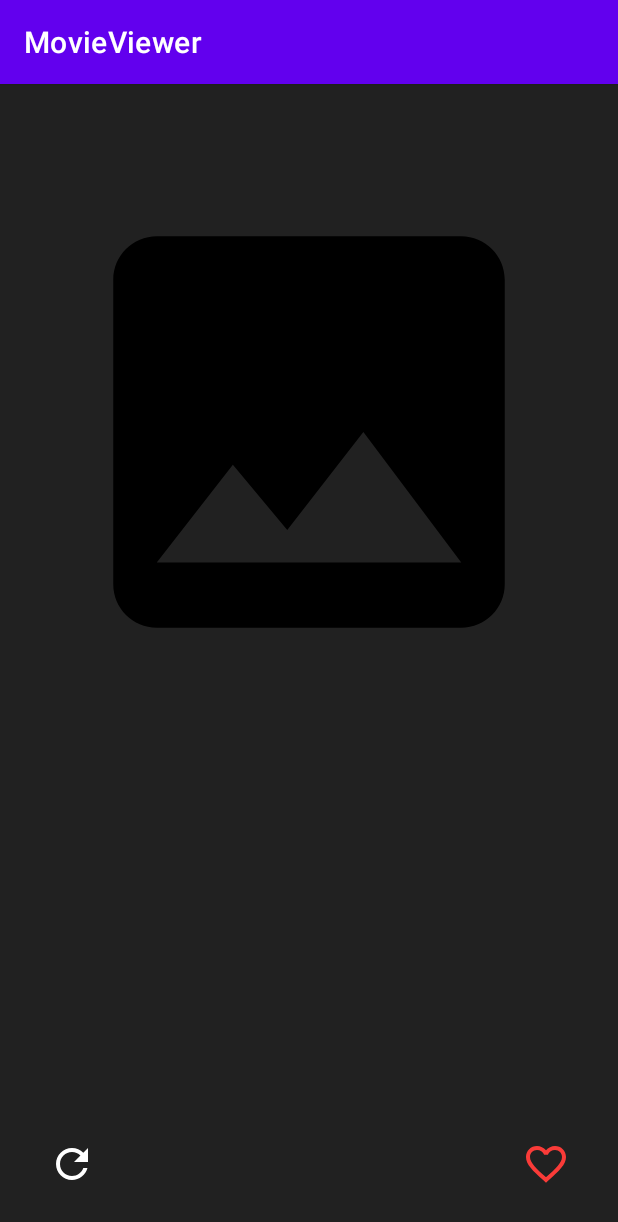
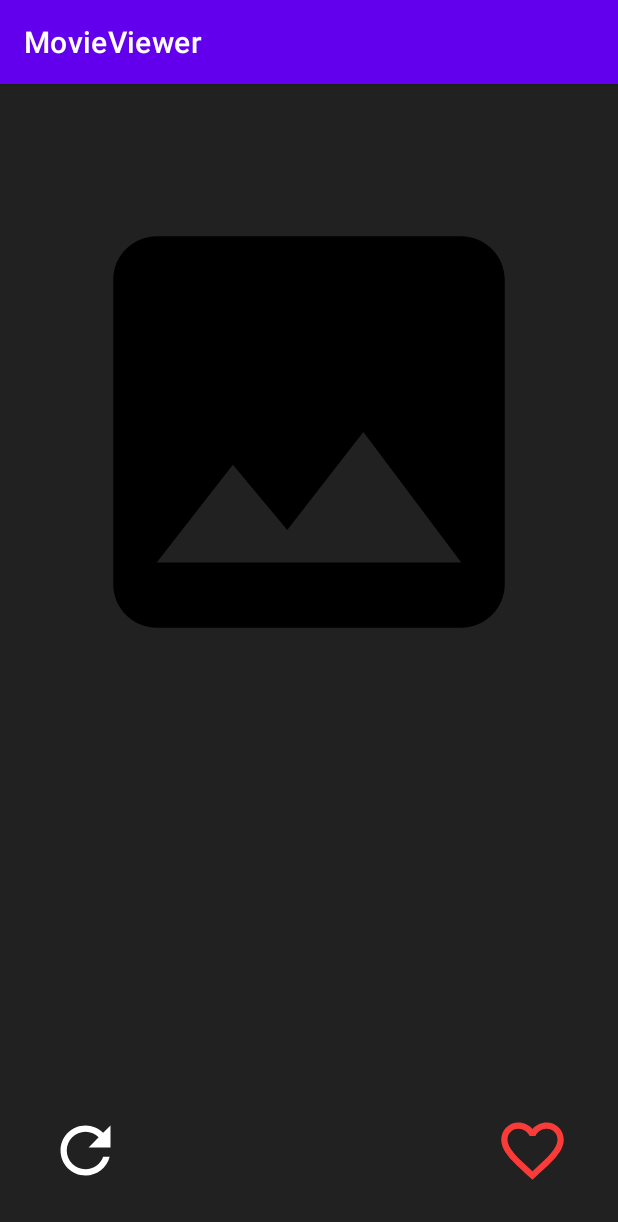
Before and after one commit to hubinsord/MovieViewer, an Android app: the screen it shows after launch (MainActivity), on a phone screen of 412 x 824 dp. Shown: the top 1222 px of the screen. Run offline under Robolectric (Android 15) with nearby library versions, the phone set to English and light mode, and no system bars; our stand-ins replace Dagger/Hilt's generated code, Room's generated code, RxJava, Timber, data binding; pictures from the network do not load.

Commit message:
feature: did minor changes in layouts

```diff
--- a/app/src/main/java/com/example/movieviewer/data/source/remote/interceptors/HeaderInterceptor.kt
+++ b/app/src/main/java/com/example/movieviewer/data/source/remote/interceptors/HeaderInterceptor.kt
@@ -9,10 +9,10 @@ class HeaderInterceptor: Interceptor {
             proceed(
                 request()
                     .newBuilder()
+                    //normally I would place api key in local.properties to avoid placing it on github, but for the sake of
+                    //the task I left it here to make it possible to build the app
                     .addHeader("X-RapidAPI-Key", "9be336a500msh64585eb4e50c2d0p125594jsn16210933b82b")
                     .addHeader("X-RapidAPI-Host", "moviesdatabase.p.rapidapi.com")
-//                    .removeHeader("User-Agent")
-//                    .addHeader("User-Agent", "Mozilla/5.0 (X11; Ubuntu; Linux x86_64; rv:38.0) Gecko/20100101 Firefox/38.0")
                     .build()
             )
         }
--- a/app/src/main/java/com/example/movieviewer/ui/favoritelist/FavoritesListViewModel.kt
+++ b/app/src/main/java/com/example/movieviewer/ui/favoritelist/FavoritesListViewModel.kt
@@ -30,7 +30,7 @@ class FavoritesListViewModel @Inject constructor(
             .observeOn(AndroidSchedulers.mainThread())
             .subscribe(
                 { list -> _movieList.value = list },
-                { t: Throwable -> Timber.tag("TEST05").d(t.message) }
+                { t: Throwable ->  }
             )
     }
 
--- a/app/src/main/res/layout/fragment_movie.xml
+++ b/app/src/main/res/layout/fragment_movie.xml
@@ -42,8 +42,11 @@
 
                 <TextView
                     android:id="@+id/tv_title"
-                    android:layout_width="wrap_content"
+                    android:layout_width="0dp"
                     android:layout_height="wrap_content"
+                    android:maxLines="2"
+                    android:gravity="center"
+                    android:layout_marginHorizontal="8dp"
                     android:layout_marginTop="32dp"
                     android:textColor="@color/white"
                     android:textSize="24sp"
@@ -67,8 +70,8 @@
 
                 <ImageView
                     android:id="@+id/iv_refresh_movie"
-                    android:layout_width="32dp"
-                    android:layout_height="32dp"
+                    android:layout_width="50dp"
+                    android:layout_height="50dp"
                     android:layout_marginStart="32dp"
                     android:layout_marginBottom="32dp"
                     android:src="@drawable/iv_refresh"
@@ -78,8 +81,8 @@
 
                 <ImageView
                     android:id="@+id/iv_favorite"
-                    android:layout_width="32dp"
-                    android:layout_height="32dp"
+                    android:layout_width="50dp"
+                    android:layout_height="50dp"
                     android:layout_marginEnd="32dp"
                     android:layout_marginBottom="32dp"
                     android:src="@drawable/iv_favorite_outline"
@@ -88,8 +91,8 @@
 
                 <ProgressBar
                     android:id="@+id/progress_bar"
-                    android:layout_width="32dp"
-                    android:layout_height="32dp"
+                    android:layout_width="40dp"
+                    android:layout_height="40dp"
                     app:layout_constraintBottom_toBottomOf="parent"
                     app:layout_constraintEnd_toEndOf="parent"
                     app:layout_constraintHorizontal_bias="0.5"
```
Also changed, not shown: app/src/main/java/com/example/movieviewer/ui/movie/MovieFragment.kt (+9 -9 lines), app/src/main/res/layout/item_favorite_list.xml (+8 -4 lines).
